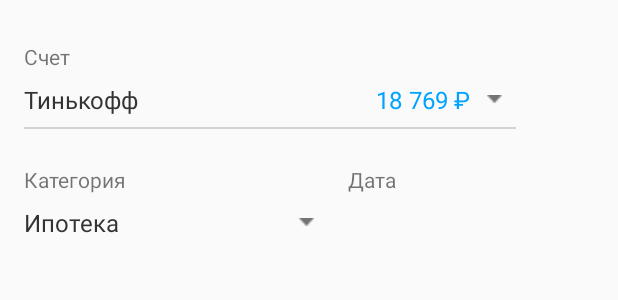
After one commit to YRT9GA/Fint, an Android app: the layout income_add.xml on its own in the app's theme, with its tools: preview values and no code run, on a phone screen of 412 x 824 dp. The commit adds this screen. Shown: the top 300 px of the screen. Run offline under Robolectric (Android 15) with nearby library versions, the phone set to English and light mode, and no system bars.

Commit message:
added screen income (unfinished)

```diff
--- a/app/src/main/AndroidManifest.xml
+++ b/app/src/main/AndroidManifest.xml
@@ -8,8 +8,10 @@
         android:label="@string/app_name"
         android:roundIcon="@mipmap/ic_launcher_round"
         android:supportsRtl="true"
-        android:theme="@style/AppTheme">
-        <activity android:name=".MainActivity">
+        android:theme="@style/AppTheme"
+        >
+        <activity android:name=".MainActivity"
+            android:theme="@style/AppTheme.NoActionBar">
             <intent-filter>
                 <action android:name="android.intent.action.MAIN" />
 
--- /dev/null
+++ b/app/src/main/java/com/coresystems/fint/Accounting/IncomeAdd.java
@@ -0,0 +1,4 @@
+package com.coresystems.fint.Accounting;
+
+public class IncomeAdd {
+}
--- a/app/src/main/res/layout/activity_nav.xml
+++ b/app/src/main/res/layout/activity_nav.xml
@@ -9,7 +9,7 @@
         android:layout_width="match_parent"
         android:layout_height="wrap_content"
         android:id="@+id/lin_layout_head"
-        android:background="@drawable/bg_nav_wth_sh"
+        android:background="@drawable/bg_nav_wth_sh1"
         android:orientation="vertical"
         app:layout_constraintLeft_toLeftOf="parent"
         app:layout_constraintTop_toTopOf="parent">
@@ -365,7 +365,7 @@
         android:id="@+id/bottom_navigation"
         android:layout_width="match_parent"
         android:layout_height="wrap_content"
-        android:background="@drawable/bottom_menu_bg"
+        android:background="@drawable/bottom_menu_bg_test2"
         app:layout_constraintBottom_toBottomOf="parent"
 
         app:menu="@menu/menu_bottom_navigation" />
@@ -374,7 +374,7 @@
         android:id="@+id/floatingActionButton"
         android:layout_width="wrap_content"
         android:layout_height="wrap_content"
-        android:layout_marginBottom="30dp"
+        android:layout_marginBottom="45dp"
 
         android:backgroundTint="#03A9F4"
         android:clickable="true"
--- /dev/null
+++ b/app/src/main/res/layout/income_add.xml
@@ -0,0 +1,115 @@
+<?xml version="1.0" encoding="utf-8"?>
+<androidx.constraintlayout.widget.ConstraintLayout xmlns:android="http://schemas.android.com/apk/res/android"
+    android:layout_width="match_parent"
+    android:layout_height="match_parent"
+    xmlns:app="http://schemas.android.com/apk/res-auto">
+
+
+    <LinearLayout
+        android:layout_width="match_parent"
+        android:layout_height="match_parent"
+        android:orientation="vertical"
+        android:layout_marginLeft="16dp">
+
+
+        <TextView
+            android:layout_width="wrap_content"
+            android:layout_height="wrap_content"
+            android:layout_marginTop="28dp"
+            android:layout_marginBottom="8dp"
+            android:text="@string/acc"
+            android:textSize="14sp"/>
+
+<LinearLayout
+    android:layout_width="wrap_content"
+    android:layout_height="wrap_content"
+    android:orientation="horizontal">
+
+    <TextView
+        android:layout_width="wrap_content"
+        android:layout_height="wrap_content"
+        android:id="@+id/acc_name_tv"
+        android:text="Тинькофф"
+        android:textColor="#333333"
+        android:textSize="16sp"
+        app:layout_constraintLeft_toLeftOf="parent"
+        app:layout_constraintTop_toTopOf="parent" />
+
+    <TextView
+        android:layout_width="wrap_content"
+        android:layout_height="wrap_content"
+        android:id="@+id/acc_sum_tv"
+        android:layout_marginLeft="158dp"
+        android:text="18 769 ₽"
+        android:textSize="16sp"
+        android:textColor="#00A3FF"
+        />
+
+    <ImageView
+        android:layout_width="wrap_content"
+        android:layout_height="wrap_content"
+        android:src="@drawable/ar_dwn"
+        android:layout_marginLeft="11dp"
+        android:layout_marginTop="8dp"/>
+
+</LinearLayout>
+
+        <ImageView
+            android:layout_width="wrap_content"
+            android:layout_height="wrap_content"
+            android:layout_marginTop="7dp"
+            android:src="@drawable/line328"/>
+
+        <LinearLayout
+            android:layout_width="wrap_content"
+            android:layout_height="wrap_content"
+            android:orientation="horizontal"
+            android:layout_marginTop="24dp">
+
+            <TextView
+                android:layout_width="wrap_content"
+                android:layout_height="wrap_content"
+                android:text="@string/category"
+                android:textSize="14sp"/>
+
+            <TextView
+                android:layout_width="wrap_content"
+                android:layout_height="wrap_content"
+                android:text="@string/data"
+                android:layout_marginLeft="148dp"
+                android:textSize="14sp"/>
+
+
+        </LinearLayout>
+
+        <LinearLayout
+            android:layout_width="wrap_content"
+            android:layout_height="wrap_content"
+            android:layout_marginTop="8dp">
+
+            <TextView
+                android:layout_width="wrap_content"
+                android:layout_height="wrap_content"
+                android:id="@+id/cat_name_tv"
+                android:text="Ипотека"
+                android:textColor="#333333"
+                android:textSize="16sp"
+                app:layout_constraintLeft_toLeftOf="parent"
+                app:layout_constraintTop_toTopOf="parent" />
+
+            <ImageView
+                android:layout_width="wrap_content"
+                android:layout_height="wrap_content"
+                android:src="@drawable/ar_dwn"
+                android:layout_marginLeft="120dp"
+                android:layout_marginTop="8dp"/>
+
+
+    </LinearLayout>
+
+
+
+    </LinearLayout>
+
+
+</androidx.constraintlayout.widget.ConstraintLayout>
--- a/app/src/main/res/menu/menu_bottom_navigation.xml
+++ b/app/src/main/res/menu/menu_bottom_navigation.xml
@@ -14,6 +14,12 @@
         />
 
     <item
+
+        android:checked="false"
+        android:enabled="false"
+        android:title=" " />
+
+    <item
         android:id="@+id/action_plan"
         android:title="@string/plan"
         android:icon="@drawable/ic_plan"
--- a/app/src/main/res/values/colors.xml
+++ b/app/src/main/res/values/colors.xml
@@ -1,6 +1,6 @@
 <?xml version="1.0" encoding="utf-8"?>
 <resources>
-    <color name="colorPrimary">#6200EE</color>
-    <color name="colorPrimaryDark">#3700B3</color>
+    <color name="colorPrimary">#00A3FF</color>
+    <color name="colorPrimaryDark">#5C6170</color>
     <color name="colorAccent">#03DAC5</color>
 </resources>
--- a/app/src/main/res/values/strings.xml
+++ b/app/src/main/res/values/strings.xml
@@ -10,6 +10,9 @@
     <string name="cred_cards">Кредитные карты</string>
     <string name="bank_acc">Банковские счета</string>
     <string name="exc_rates">Валютные счета</string>
+    <string name="acc">Счет</string>
+    <string name="data">Дата</string>
+    <string name="category">Категория</string>
 
 
     <string-array name="category">
--- a/app/src/main/res/values/styles.xml
+++ b/app/src/main/res/values/styles.xml
@@ -7,4 +7,9 @@
         <item name="colorAccent">@color/colorAccent</item>
     </style>
 
+    <style name="AppTheme.NoActionBar">
+        <item name="windowActionBar">false</item>
+        <item name="windowNoTitle">true</item>
+    </style>
+
 </resources>
```
Also changed, not shown: app/src/main/res/drawable-v24/ar_dwn.png (added), app/src/main/res/drawable-v24/bg_nav_wth_sh1.png (added), app/src/main/res/drawable-v24/bottom_menu_bg_test2.png (added), app/src/main/res/drawable-v24/line328.png (added).
